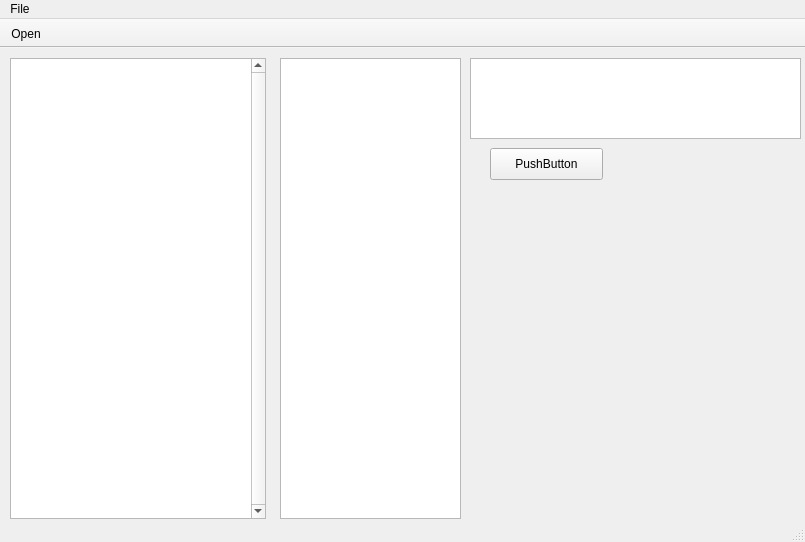
MeddleGit/MeddleGit, file src/MainWindow.ui: the form before one commit.
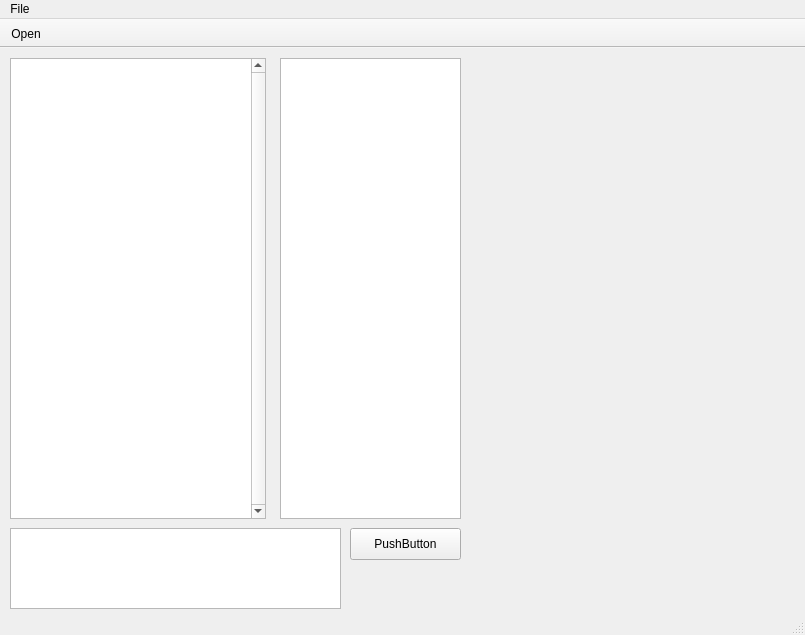
The form after the commit. Custom widgets are drawn as their Qt base class.

Diff of the .ui file:
```diff
--- a/src/MainWindow.ui
+++ b/src/MainWindow.ui
@@ -7,7 +7,7 @@
     <x>0</x>
     <y>0</y>
     <width>805</width>
-    <height>542</height>
+    <height>635</height>
    </rect>
   </property>
   <property name="windowTitle">
@@ -48,8 +48,8 @@
    <widget class="QPlainTextEdit" name="plainTextCommit">
     <property name="geometry">
      <rect>
-      <x>470</x>
-      <y>10</y>
+      <x>10</x>
+      <y>480</y>
       <width>331</width>
       <height>81</height>
      </rect>
@@ -80,9 +80,9 @@
    <widget class="QPushButton" name="pushButton">
     <property name="geometry">
      <rect>
-      <x>490</x>
-      <y>100</y>
-      <width>113</width>
+      <x>350</x>
+      <y>480</y>
+      <width>111</width>
       <height>32</height>
      </rect>
     </property>
@@ -90,6 +90,16 @@
      <string>PushButton</string>
     </property>
    </widget>
+   <widget class="CommitList" name="widget" native="true">
+    <property name="geometry">
+     <rect>
+      <x>470</x>
+      <y>10</y>
+      <width>181</width>
+      <height>461</height>
+     </rect>
+    </property>
+   </widget>
   </widget>
   <widget class="QMenuBar" name="menuBar">
    <property name="geometry">
@@ -152,6 +162,14 @@
   </action>
  </widget>
  <layoutdefault spacing="6" margin="11"/>
+ <customwidgets>
+  <customwidget>
+   <class>CommitList</class>
+   <extends>QWidget</extends>
+   <header>CommitList.h</header>
+   <container>1</container>
+  </customwidget>
+ </customwidgets>
  <resources/>
  <connections/>
 </ui>
```
Left out of the diff: 2 changed lines with no effect on the pictures.
